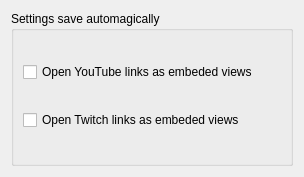
JohnCiubuc/DiscordTabbed, file src/PreferencesForm.ui: the form before one commit.
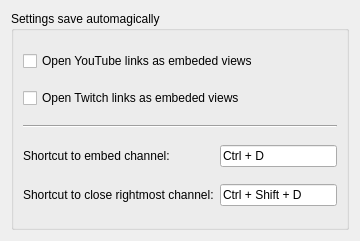
The form after the commit.

What changed in the file:
```diff
--- a/src/PreferencesForm.ui
+++ b/src/PreferencesForm.ui
@@ -6,8 +6,8 @@
    <rect>
     <x>0</x>
     <y>0</y>
-    <width>304</width>
-    <height>177</height>
+    <width>360</width>
+    <height>241</height>
    </rect>
   </property>
   <property name="windowTitle">
@@ -20,20 +20,61 @@
       <string>Settings save automagically</string>
      </property>
      <layout class="QGridLayout" name="gridLayout_2">
-      <item row="0" column="0">
-       <widget class="QCheckBox" name="checkBox">
+      <item row="4" column="0">
+       <widget class="QLabel" name="label_2">
         <property name="text">
-         <string>Open YouTube links as embeded views</string>
+         <string>Shortcut to close rightmost channel:</string>
         </property>
        </widget>
       </item>
-      <item row="1" column="0">
+      <item row="3" column="0">
+       <widget class="QLabel" name="label">
+        <property name="text">
+         <string>Shortcut to embed channel:</string>
+        </property>
+       </widget>
+      </item>
+      <item row="3" column="1">
+       <widget class="QLineEdit" name="lineEdit">
+        <property name="text">
+         <string>Ctrl + D</string>
+        </property>
+        <property name="readOnly">
+         <bool>true</bool>
+        </property>
+       </widget>
+      </item>
+      <item row="4" column="1">
+       <widget class="QLineEdit" name="lineEdit_2">
+        <property name="text">
+         <string>Ctrl + Shift + D</string>
+        </property>
+        <property name="readOnly">
+         <bool>true</bool>
+        </property>
+       </widget>
+      </item>
+      <item row="2" column="0" colspan="2">
+       <widget class="Line" name="line">
+        <property name="orientation">
+         <enum>Qt::Horizontal</enum>
+        </property>
+       </widget>
+      </item>
+      <item row="1" column="0" colspan="2">
        <widget class="QCheckBox" name="checkBox_2">
         <property name="text">
          <string>Open Twitch links as embeded views</string>
         </property>
        </widget>
       </item>
+      <item row="0" column="0" colspan="2">
+       <widget class="QCheckBox" name="checkBox">
+        <property name="text">
+         <string>Open YouTube links as embeded views</string>
+        </property>
+       </widget>
+      </item>
      </layout>
     </widget>
    </item>
```
